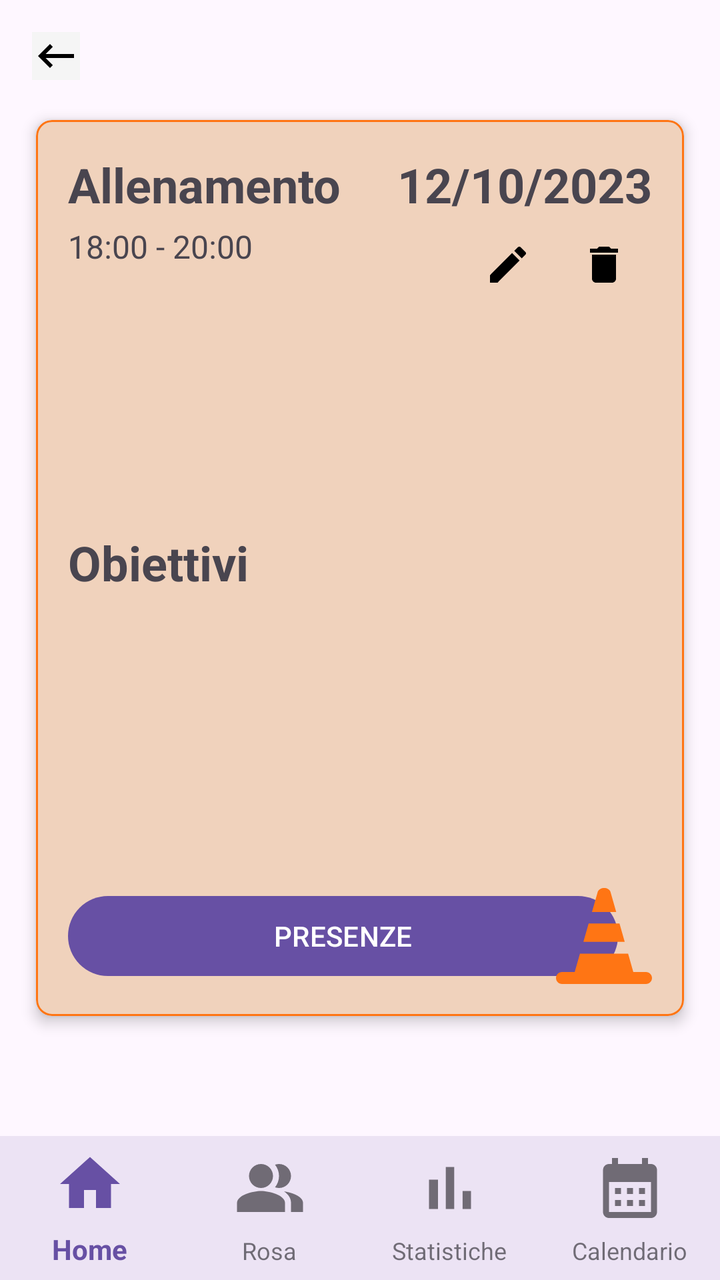
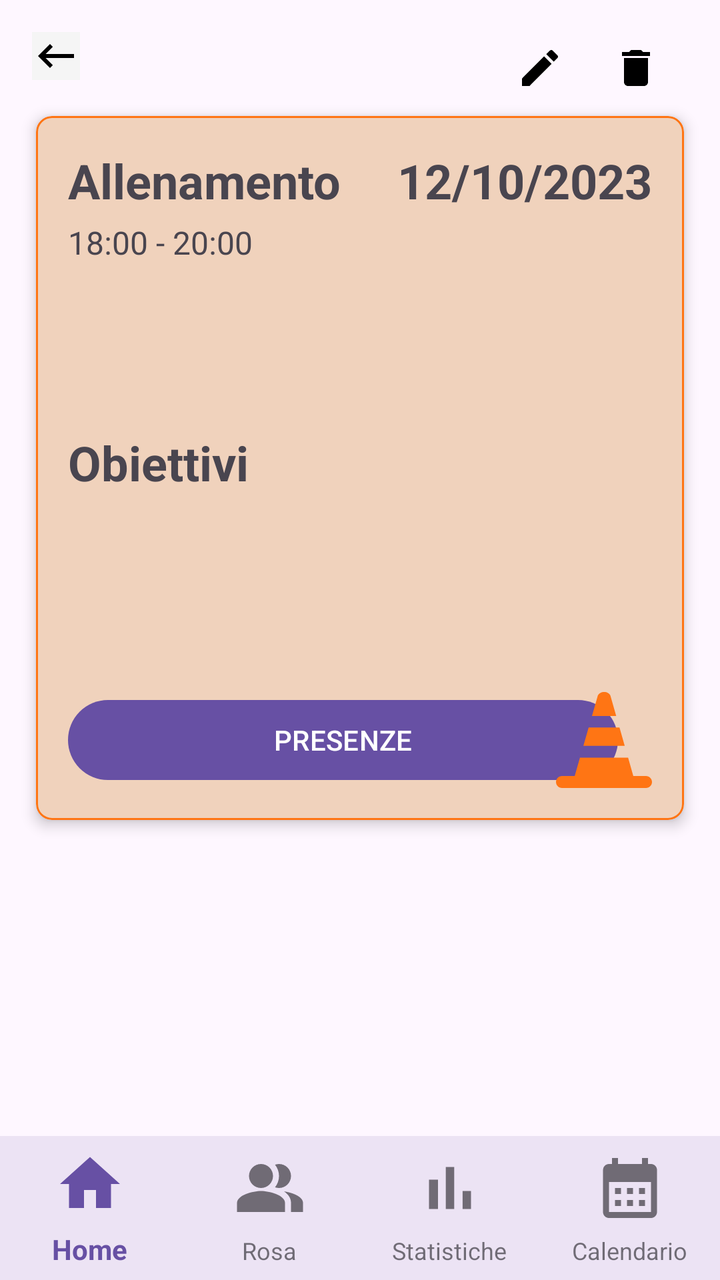

An Android layout rendered at two revisions. The XML below is the earlier revision; the diff shows what the commit changed to produce the second picture.
<!-- AndroidManifest.xml: application theme Theme.YouCoach -->
<!-- res/layout/activity_dettaglio_allenamento.xml -->
<androidx.constraintlayout.widget.ConstraintLayout
    xmlns:android="http://schemas.android.com/apk/res/android"
    xmlns:app="http://schemas.android.com/apk/res-auto"
    xmlns:tools="http://schemas.android.com/tools"
    android:layout_width="match_parent"
    android:layout_height="match_parent">



    <ImageButton
        android:id="@+id/back_button"
        android:layout_width="wrap_content"
        android:layout_height="wrap_content"
        android:layout_marginStart="16dp"
        android:layout_marginTop="16dp"
        android:background="@color/background_grey"
        android:src="@drawable/arrow_back"
        app:layout_constraintStart_toStartOf="parent"
        app:layout_constraintTop_toTopOf="parent" />
    

    



    <com.google.android.material.card.MaterialCardView
        android:id="@+id/card_training"
        android:layout_width="0dp"
        android:layout_height="0dp"
        app:layout_constraintWidth_percent="0.9"
        app:layout_constraintHeight_percent="0.7"
        app:layout_constraintTop_toTopOf="parent"
        app:layout_constraintBottom_toTopOf="@+id/bottom_navigation"
        app:layout_constraintStart_toStartOf="parent"
        app:layout_constraintEnd_toEndOf="parent"
        app:cardCornerRadius="8dp"
        app:cardBackgroundColor="@color/background_training_card"
        app:cardElevation="4dp"
        app:strokeWidth="1dp"
        app:strokeColor="@color/background_orange">


        <androidx.constraintlayout.widget.ConstraintLayout
            android:layout_width="match_parent"
            android:layout_height="match_parent"
            android:padding="16dp">

            
            <TextView
                android:id="@+id/card_title"
                android:layout_width="0dp"
                android:layout_height="wrap_content"
                android:text="Allenamento"
                android:textSize="24dp"
                android:textStyle="bold"
                app:layout_constraintStart_toStartOf="parent"
                app:layout_constraintTop_toTopOf="parent" />

            
            <TextView
                android:id="@+id/card_date"
                android:layout_width="0dp"
                android:layout_height="wrap_content"
                android:layout_marginStart="40dp"
                android:text="12/10/2023"
                android:textSize="24sp"
                android:textStyle="bold"
                app:layout_constraintEnd_toEndOf="parent"
                app:layout_constraintTop_toTopOf="parent"/>

            
            <TextView
                android:id="@+id/card_time"
                android:layout_width="0dp"
                android:layout_height="wrap_content"
                android:layout_marginTop="4dp"
                android:text="18:00 - 20:00"
                android:textSize="16dp"
                app:layout_constraintEnd_toEndOf="parent"
                app:layout_constraintStart_toStartOf="parent"
                app:layout_constraintTop_toBottomOf="@id/card_title" />

            
            <androidx.constraintlayout.widget.ConstraintLayout
                android:layout_width="0dp"
                android:layout_height="wrap_content"
                android:layout_marginTop="8dp"
                android:layout_marginBottom="8dp"
                app:layout_constraintEnd_toEndOf="parent"
                app:layout_constraintStart_toStartOf="parent"
                app:layout_constraintTop_toBottomOf="@id/card_time"
                app:layout_constraintBottom_toTopOf="@id/presenze_button">

                <TextView
                    android:id="@+id/obiettivi_txt"
                    android:layout_width="wrap_content"
                    android:layout_height="wrap_content"
                    android:text="Obiettivi"
                    android:textStyle="bold"
                    android:textSize="24dp"
                    app:layout_constraintStart_toStartOf="parent"
                    app:layout_constraintTop_toTopOf="parent" />

                
                <androidx.recyclerview.widget.RecyclerView
                    android:id="@+id/recyclerViewObiettivi"
                    android:layout_width="0dp"
                    android:layout_height="wrap_content"
                    android:layout_marginTop="16dp"
                    app:layout_constraintStart_toStartOf="parent"
                    app:layout_constraintTop_toBottomOf="@+id/obiettivi_txt" />


            </androidx.constraintlayout.widget.ConstraintLayout>

            <ImageButton
                android:id="@+id/modificaAllenamento_button"
                android:layout_width="48dp"
                android:layout_height="48dp"
                android:background="@color/transparent"
                android:src="@drawable/edit"
                app:layout_constraintTop_toBottomOf="@+id/card_date"
                app:layout_constraintEnd_toStartOf="@+id/eliminaAllenamento_button"/>

            <ImageButton
                android:id="@+id/eliminaAllenamento_button"
                android:layout_width="48dp"
                android:layout_height="48dp"
                android:background="@color/transparent"
                android:src="@drawable/delete"
                app:layout_constraintTop_toBottomOf="@+id/card_date"
                app:layout_constraintEnd_toEndOf="parent"/>

            
            <Button
                android:id="@+id/presenze_button"
                android:layout_width="275dp"
                android:layout_height="wrap_content"
                android:text="Presenze"
                android:textAllCaps="true"
                app:layout_constraintBottom_toBottomOf="parent"
                app:layout_constraintStart_toStartOf="parent" />

            
            <ImageView
                android:id="@+id/training_icon"
                android:layout_width="wrap_content"
                android:layout_height="wrap_content"
                android:layout_marginTop="16dp"
                android:src="@drawable/training_cone"
                app:layout_constraintBottom_toBottomOf="parent"
                app:layout_constraintEnd_toEndOf="parent" />

        </androidx.constraintlayout.widget.ConstraintLayout>

    </com.google.android.material.card.MaterialCardView>

    <com.google.android.material.bottomnavigation.BottomNavigationView
        android:id="@+id/bottom_navigation"
        android:layout_width="0dp"
        android:layout_height="72dp"
        android:background="?android:attr/windowBackground"
        app:labelVisibilityMode="labeled"
        app:menu="@menu/bottom_nav_menu"
        style="@style/BottomNavigationViewStyle"
        app:layout_constraintBottom_toBottomOf="parent"
        app:layout_constraintStart_toStartOf="parent"
        app:layout_constraintEnd_toEndOf="parent" />

</androidx.constraintlayout.widget.ConstraintLayout>
<!-- resources referenced by this layout -->
<resources>
  <color name="background_grey">#F5F5F5</color>
  <color name="background_orange">#ff7514</color>
  <color name="background_training_card">#f0d2bc</color>
  <color name="transparent">#00000000</color>
  <!-- drawable arrow_back (drawable) -->
  <vector xmlns:android="http://schemas.android.com/apk/res/android" android:autoMirrored="true" android:height="24dp" android:tint="#000000" android:viewportHeight="24" android:viewportWidth="24" android:width="24dp">
        
      <path android:fillColor="@android:color/white" android:pathData="M21,11H6.83l3.58,-3.59L9,6l-6,6 6,6 1.41,-1.41L6.83,13H21z"/>
      
  </vector>
  <!-- drawable delete (drawable) -->
  <vector xmlns:android="http://schemas.android.com/apk/res/android" android:height="24dp" android:tint="#000000" android:viewportHeight="24" android:viewportWidth="24" android:width="24dp">
        
      <path android:fillColor="@android:color/white" android:pathData="M6,19c0,1.1 0.9,2 2,2h8c1.1,0 2,-0.9 2,-2V7H6v12zM19,4h-3.5l-1,-1h-5l-1,1H5v2h14V4z"/>
      
  </vector>
  <!-- drawable edit (drawable) -->
  <vector xmlns:android="http://schemas.android.com/apk/res/android" android:height="24dp" android:tint="#000000" android:viewportHeight="24" android:viewportWidth="24" android:width="24dp">
        
      <path android:fillColor="@android:color/white" android:pathData="M3,17.25V21h3.75L17.81,9.94l-3.75,-3.75L3,17.25zM20.71,7.04c0.39,-0.39 0.39,-1.02 0,-1.41l-2.34,-2.34c-0.39,-0.39 -1.02,-0.39 -1.41,0l-1.83,1.83 3.75,3.75 1.83,-1.83z"/>
      
  </vector>
  <!-- drawable training_cone (drawable) -->
  <vector xmlns:android="http://schemas.android.com/apk/res/android" android:height="47.867188dp" android:viewportHeight="122.54" android:viewportWidth="122.88" android:width="48dp">
        
      <path android:fillColor="#ff7514" android:fillType="evenOdd" android:pathData="M7.68,107.18h16.25l6.72,-23.29H92.3l6.65,23.29h16.25c4.22,0 7.68,3.46 7.68,7.68v0c0,4.22 -3.46,7.68 -7.68,7.68H7.68c-4.22,0 -7.68,-3.46 -7.68,-7.68v0C0,110.64 3.46,107.18 7.68,107.18L7.68,107.18zM35.05,68.64l6.74,-23.36h39.49l6.67,23.36H35.05L35.05,68.64zM46.04,30.55l7.45,-25.81c2.5,-6.31 13.92,-6.33 16.23,0.05l7.35,25.76H46.04L46.04,30.55z"/>
      
  </vector>
  <style name="BottomNavigationViewStyle" parent="Widget.MaterialComponents.BottomNavigationView">
          <item name="itemIconSize">36dp</item> 
          <item name="itemTextAppearanceActive">@style/ActiveTextStyle</item> 
          <item name="itemTextAppearanceInactive">@style/InactiveTextStyle</item> 
      </style>
  <style name="Theme.YouCoach" parent="Base.Theme.YouCoach" />
  <style name="ActiveTextStyle" parent="TextAppearance.AppCompat.Small">
          <item name="android:textSize">14sp</item>
      </style>
  <style name="InactiveTextStyle" parent="TextAppearance.AppCompat.Small">
          <item name="android:textSize">12sp</item>
      </style>
  <style name="Base.Theme.YouCoach" parent="Theme.Material3.DayNight.NoActionBar">
          
          
      </style>
</resources>

<!-- the commit's change to res/layout/activity_dettaglio_allenamento.xml (unified diff, before → after) -->
@@ -17,9 +17,27 @@
         android:src="@drawable/arrow_back"
         app:layout_constraintStart_toStartOf="parent"
         app:layout_constraintTop_toTopOf="parent" />
-    
 
-    
+
+    <ImageButton
+        android:id="@+id/modificaAllenamento_button"
+        android:layout_width="48dp"
+        android:layout_height="48dp"
+        android:background="@color/transparent"
+        android:src="@drawable/edit"
+        app:layout_constraintBottom_toTopOf="@+id/card_training"
+        app:layout_constraintEnd_toStartOf="@+id/eliminaAllenamento_button"/>
+
+    <ImageButton
+        android:id="@+id/eliminaAllenamento_button"
+        android:layout_width="48dp"
+        android:layout_height="48dp"
+        android:background="@color/transparent"
+        android:src="@drawable/delete"
+        app:layout_constraintBottom_toTopOf="@+id/card_training"
+        app:layout_constraintEnd_toEndOf="@id/card_training"/>
+
+
 
 
 
@@ -28,7 +46,8 @@
         android:layout_width="0dp"
         android:layout_height="0dp"
         app:layout_constraintWidth_percent="0.9"
-        app:layout_constraintHeight_percent="0.7"
+        app:layout_constraintHeight_percent="0.55"
+        android:layout_marginBottom="100dp"
         app:layout_constraintTop_toTopOf="parent"
         app:layout_constraintBottom_toTopOf="@+id/bottom_navigation"
         app:layout_constraintStart_toStartOf="parent"
@@ -113,23 +132,6 @@
 
             </androidx.constraintlayout.widget.ConstraintLayout>
 
-            <ImageButton
-                android:id="@+id/modificaAllenamento_button"
-                android:layout_width="48dp"
-                android:layout_height="48dp"
-                android:background="@color/transparent"
-                android:src="@drawable/edit"
-                app:layout_constraintTop_toBottomOf="@+id/card_date"
-                app:layout_constraintEnd_toStartOf="@+id/eliminaAllenamento_button"/>
-
-            <ImageButton
-                android:id="@+id/eliminaAllenamento_button"
-                android:layout_width="48dp"
-                android:layout_height="48dp"
-                android:background="@color/transparent"
-                android:src="@drawable/delete"
-                app:layout_constraintTop_toBottomOf="@+id/card_date"
-                app:layout_constraintEnd_toEndOf="parent"/>
 
             
             <Button
